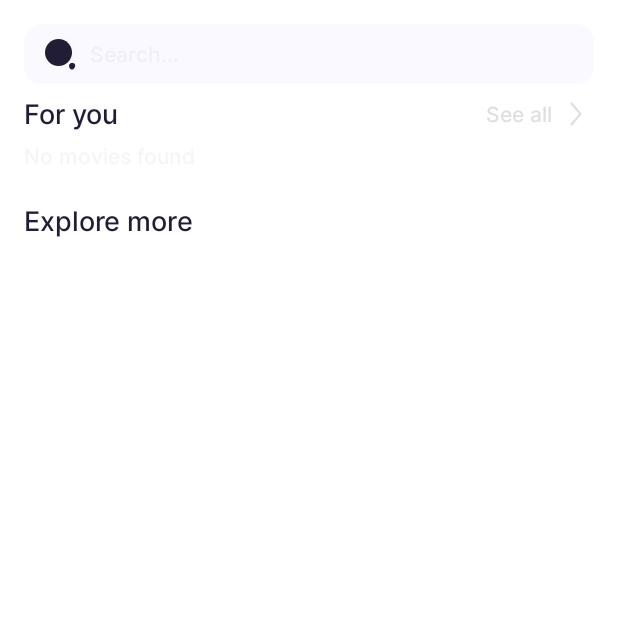
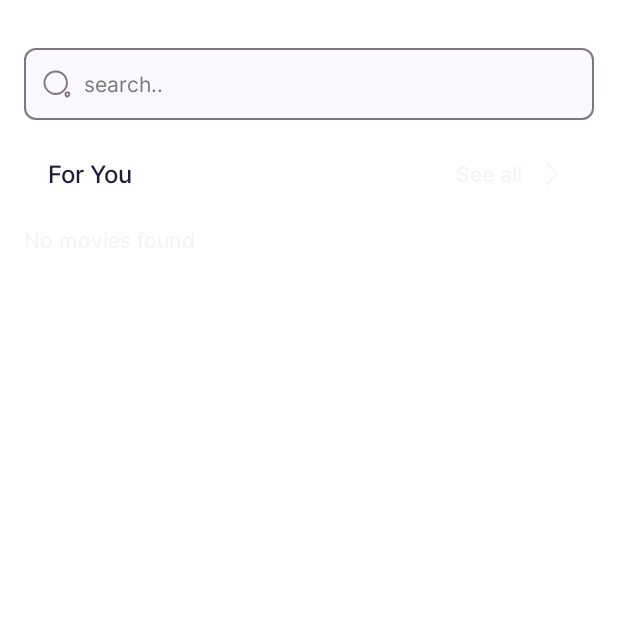
Before and after one commit to Washington-D-C-Squad/Movio, an Android app built with Jetpack Compose: the composable ContentSearchScreen shown on its own in the app's theme, on a phone screen of 412 x 824 dp, the top half of it. Run offline under Robolectric (Android 15) with nearby library versions, the phone set to English and light mode, and no system bars; 1 statement that could not run was skipped.

Commit message:
fix search screen

```diff
--- /dev/null
+++ b/designSystem/src/main/java/com/madrid/designsystem/component/CustomTextTitel.kt
@@ -0,0 +1,56 @@
+package com.example.designsystem.component
+
+import androidx.compose.foundation.clickable
+import androidx.compose.foundation.layout.Row
+import androidx.compose.foundation.layout.fillMaxWidth
+import androidx.compose.foundation.layout.padding
+import androidx.compose.runtime.Composable
+import androidx.compose.ui.Alignment
+import androidx.compose.ui.Modifier
+import androidx.compose.ui.graphics.painter.Painter
+import com.madrid.designsystem.AppTheme
+import com.madrid.designsystem.component.MovioIcon
+import com.madrid.designsystem.component.MovioText
+
+
+@Composable
+fun CustomTextTitel(
+    primaryText: String,
+    modifier: Modifier = Modifier,
+    secondaryText: String? = null,
+    endIcon: Painter? = null,
+    onSeeAllClick: (() -> Unit)? = null,
+) {
+    Row(
+        modifier = modifier
+            .fillMaxWidth()
+            .padding(horizontal = AppTheme.spacing.medium, vertical = AppTheme.spacing.small),
+        verticalAlignment = Alignment.CenterVertically
+    ) { MovioText(
+            text = primaryText,
+            color = AppTheme.colors.surfaceColor.onSurface,
+            textStyle = AppTheme.textStyle.label.largeMedium16,
+            modifier = Modifier.weight(1f)
+        )
+        if (secondaryText != null || endIcon != null) {
+            Row(verticalAlignment = Alignment.CenterVertically) {
+                secondaryText?.let {
+                    MovioText(
+                        text = it,
+                        color = AppTheme.colors.surfaceColor.onSurface_3,
+                        textStyle = AppTheme.textStyle.label.medium14,
+                        modifier = Modifier.padding(end = AppTheme.spacing.small)
+                    )
+                }
+                endIcon?.let {
+                    MovioIcon(
+                        painter = it,
+                        contentDescription = "See all",
+                        tint = AppTheme.colors.surfaceColor.onSurface_3,
+                        modifier = Modifier.clickable { onSeeAllClick?.invoke() }
+                    )
+                }
+            }
+        }
+    }
+}
--- a/presentation/src/main/java/com/madrid/presentation/screens/searchScreen/SearchScreen.kt
+++ b/presentation/src/main/java/com/madrid/presentation/screens/searchScreen/SearchScreen.kt
@@ -1,22 +1,19 @@
 package com.madrid.presentation.screens.searchScreen
 
-
-import androidx.compose.foundation.background
 import androidx.compose.foundation.clickable
 import androidx.compose.foundation.layout.Arrangement
 import androidx.compose.foundation.layout.Box
-import androidx.compose.foundation.layout.Column
-import androidx.compose.foundation.layout.Row
+import androidx.compose.foundation.layout.PaddingValues
 import androidx.compose.foundation.layout.fillMaxSize
 import androidx.compose.foundation.layout.fillMaxWidth
+import androidx.compose.foundation.layout.height
 import androidx.compose.foundation.layout.padding
+import androidx.compose.foundation.lazy.LazyColumn
 import androidx.compose.foundation.lazy.LazyRow
 import androidx.compose.foundation.lazy.grid.GridCells
 import androidx.compose.foundation.lazy.grid.LazyVerticalGrid
 import androidx.compose.foundation.lazy.grid.items
 import androidx.compose.foundation.lazy.items
-import androidx.compose.foundation.shape.RoundedCornerShape
-import androidx.compose.foundation.text.BasicTextField
 import androidx.compose.runtime.Composable
 import androidx.compose.runtime.LaunchedEffect
 import androidx.compose.runtime.collectAsState
@@ -28,11 +25,14 @@ import androidx.compose.ui.Alignment
 import androidx.compose.ui.Modifier
 import androidx.compose.ui.res.painterResource
 import androidx.compose.ui.unit.dp
+import com.example.designsystem.component.CustomTextTitel
 import com.madrid.designsystem.AppTheme
 import com.madrid.designsystem.R
 import com.madrid.designsystem.component.MovioIcon
 import com.madrid.designsystem.component.MovioText
+import com.madrid.designsystem.component.textInputField.BasicTextInputField
 import com.madrid.presentation.composables.movioCards.MovioVerticalCard
+import com.madrid.presentation.screens.searchScreen.features.recentSearchLayout.RecentSearchLayout
 import org.koin.androidx.compose.koinViewModel
 
 @Composable
@@ -42,8 +42,13 @@ fun SearchScreen(
 ) {
     val uiState by viewModel.state.collectAsState()
     var searchQuery by remember { mutableStateOf("") }
+    var isRecentSearchActive by remember { mutableStateOf(false) }
+    // In SearchScreen composable
+    if (isRecentSearchActive) {
 
-    // In SearchScreen composable
+        RecentSearchLayout()
+
+    }
     ContentSearchScreen(
         forYouMovies = uiState.searchUiState.forYouMovies,
         exploreMoreMovies = uiState.searchUiState.exploreMoreMovies,
@@ -86,105 +91,54 @@ fun ContentSearchScreen(
     searchResults: List<SearchScreenState.MovieUiState> = emptyList(),
     searchQuery: String = "",
     onSearchQueryChange: (String) -> Unit = {},
+    onSearchBarClick: () -> Unit = {},
     onMovieClick: (SearchScreenState.MovieUiState) -> Unit = {},
     modifier: Modifier = Modifier
 ) {
-    var localSearchQuery by remember { mutableStateOf(searchQuery) }
-
-    Column(
+    val showSearchResults = searchQuery.isNotBlank()
+    val moviesToShow = if (showSearchResults) searchResults else forYouMovies
+    LazyColumn(
         modifier = modifier
             .fillMaxSize()
-            .padding(16.dp)
+            .padding(16.dp),
+        verticalArrangement = Arrangement.spacedBy(AppTheme.spacing.medium)
     ) {
-        // Search Bar
-        Box(
-            modifier = Modifier
-                .fillMaxWidth()
-                .background(
-                    AppTheme.colors.surfaceColor.surfaceContainer,
-                    RoundedCornerShape(12.dp)
-                )
-                .padding(horizontal = 12.dp, vertical = 8.dp)
-        ) {
-            Row(verticalAlignment = Alignment.CenterVertically) {
-                MovioIcon(
-                    painter = painterResource(R.drawable.bold_search_normal),
-                    contentDescription = "Search Icon",
-                    tint = AppTheme.colors.surfaceColor.onSurface
-                )
-                BasicTextField(
-                    value = localSearchQuery,
-                    onValueChange = {
-                        localSearchQuery = it
-                        onSearchQueryChange(it)
-                    },
-                    singleLine = true,
-                    modifier = Modifier
-                        .weight(1f)
-                        .padding(start = 8.dp),
-                    decorationBox = { innerTextField ->
-                        if (localSearchQuery.isEmpty()) {
-                            MovioText(
-                                text = "Search...",
-                                color = AppTheme.colors.surfaceColor.onSurface_3,
-                                textStyle = AppTheme.textStyle.body.medium14
+        item {
+            BasicTextInputField(
+                value = searchQuery,
+                onValueChange = { onSearchQueryChange(it)
+                    onSearchBarClick()  },
+                hintText = "search..",
+                startIconPainter = painterResource(R.drawable.search_normal),
+                endIconPainter = null,
+
+                modifier = Modifier.fillMaxWidth()
+                    .clickable { onSearchBarClick() }
+                    .padding( top = AppTheme.spacing.medium)
             )
         }
-                        innerTextField()
-                    }
+        item {
+            CustomTextTitel(
+                primaryText = "For You",
+                secondaryText = "See all",
+                endIcon = painterResource(R.drawable.outline_alt_arrow_left),
+                onSeeAllClick = {}
             )
         }
-        }
-
-        val showSearchResults = localSearchQuery.isNotBlank()
-        val moviesToShow = when {
-            showSearchResults -> searchResults
-            else -> forYouMovies
-        }
-
-        // Section Title
-        Row(
-            modifier = Modifier
-                .fillMaxWidth()
-                .padding(vertical = 8.dp),
-            horizontalArrangement = Arrangement.SpaceBetween,
-            verticalAlignment = Alignment.CenterVertically
-        ) {
-            MovioText(
-                text = if (showSearchResults) "Search Results" else "For you",
-                color = AppTheme.colors.surfaceColor.onSurface,
-                textStyle = AppTheme.textStyle.headLine.medium18
-            )
-            if (!showSearchResults) {
-                Row(verticalAlignment = Alignment.CenterVertically) {
-                    MovioText(
-                        text = "See all",
-                        color = AppTheme.colors.surfaceColor.onSurface_2,
-                        textStyle = AppTheme.textStyle.body.medium14
-                    )
-                    MovioIcon(
-                        painter = painterResource(R.drawable.outline_alt_arrow_left),
-                        contentDescription = "See all arrow",
-                        tint = AppTheme.colors.surfaceColor.onSurface_2,
-                        modifier = Modifier
-                            .padding(start = 4.dp)
-                            .clickable {}
-                    )
-                }
-            }
-        }
-
         if (moviesToShow.isEmpty()) {
+            item {
                 MovioText(
                     text = "No movies found",
                     color = AppTheme.colors.surfaceColor.onSurface_3,
                     textStyle = AppTheme.textStyle.body.medium14,
-                modifier = Modifier.padding(bottom = 24.dp)
+                    modifier = Modifier.padding(bottom = AppTheme.spacing.xLarge)
                 )
+            }
         } else {
+            item {
                 LazyRow(
                     horizontalArrangement = Arrangement.spacedBy(12.dp),
-                modifier = Modifier.padding(bottom = 24.dp)
+                    modifier = Modifier.padding(bottom = AppTheme.spacing.xLarge)
                 ) {
                     items(moviesToShow) { movie ->
                         MovioVerticalCard(
@@ -193,25 +147,29 @@ fun ContentSearchScreen(
                             rate = movie.rating,
                             width = 160.dp,
                             height = 200.dp,
-                        paddingvalue = 8.dp,
+                            paddingvalue = AppTheme.spacing.small,
                             onClick = { onMovieClick(movie) }
                         )
                     }
                 }
             }
-
-        if (!showSearchResults) {
-            MovioText(
-                text = "Explore more",
-                color = AppTheme.colors.surfaceColor.onSurface,
-                textStyle = AppTheme.textStyle.headLine.medium18,
-                modifier = Modifier.padding(bottom = 16.dp)
-            )
-
+        }
+        if (!showSearchResults && exploreMoreMovies.isNotEmpty()) {
+            item {
+                CustomTextTitel(primaryText = "Explore more")
+            }
+            item {
+                Box(
+                    modifier = Modifier
+                        .fillMaxWidth()
+                        .height(600.dp)
+                ) {
                     LazyVerticalGrid(
                         columns = GridCells.Fixed(2),
+                        contentPadding = PaddingValues(bottom =AppTheme.spacing.medium),
                         horizontalArrangement = Arrangement.spacedBy(12.dp),
-                verticalArrangement = Arrangement.spacedBy(16.dp)
+                        verticalArrangement = Arrangement.spacedBy(AppTheme.spacing.medium),
+                        modifier = Modifier.fillMaxSize()
                     ) {
                         items(exploreMoreMovies) { movie ->
                             MovioVerticalCard(
@@ -220,7 +178,6 @@ fun ContentSearchScreen(
                                 rate = movie.rating,
                                 width = 160.dp,
                                 height = 200.dp,
-                        paddingvalue = 8.dp,
                                 onClick = { onMovieClick(movie) }
                             )
                         }
@@ -228,3 +185,5 @@ fun ContentSearchScreen(
                 }
             }
         }
+    }
+}
```
Lines whose indentation alone changed are shown as unchanged.
